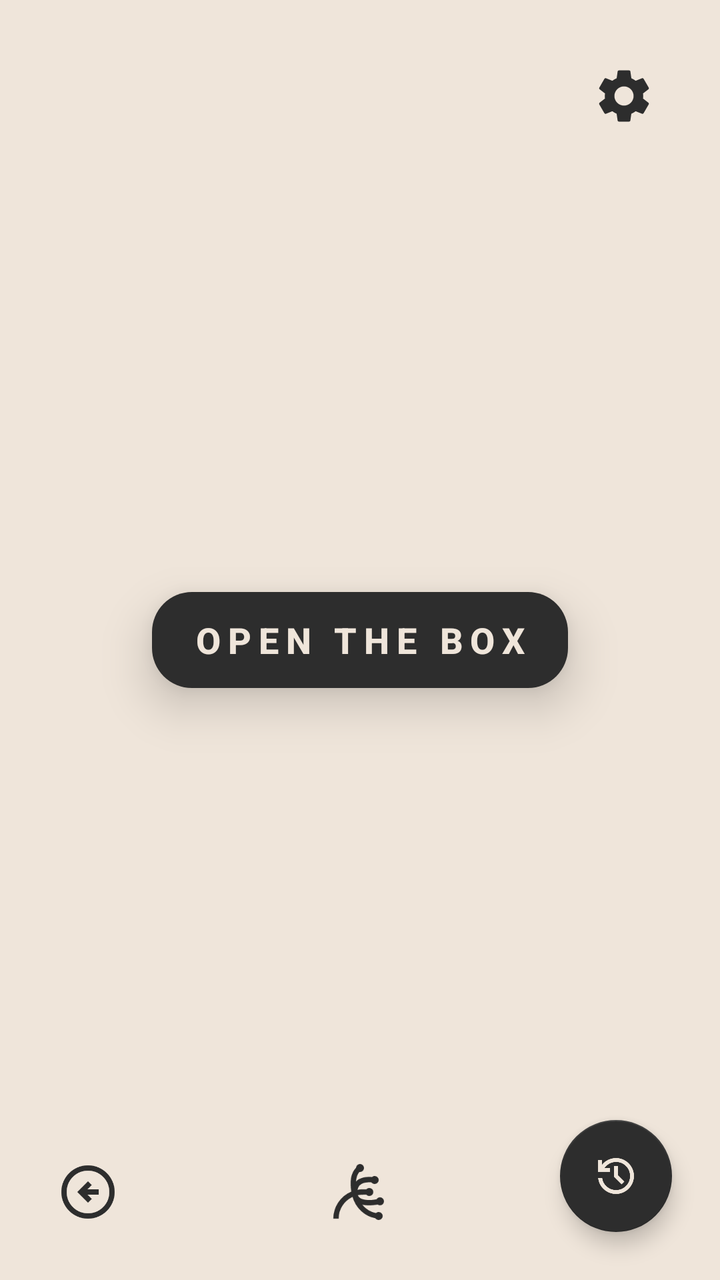
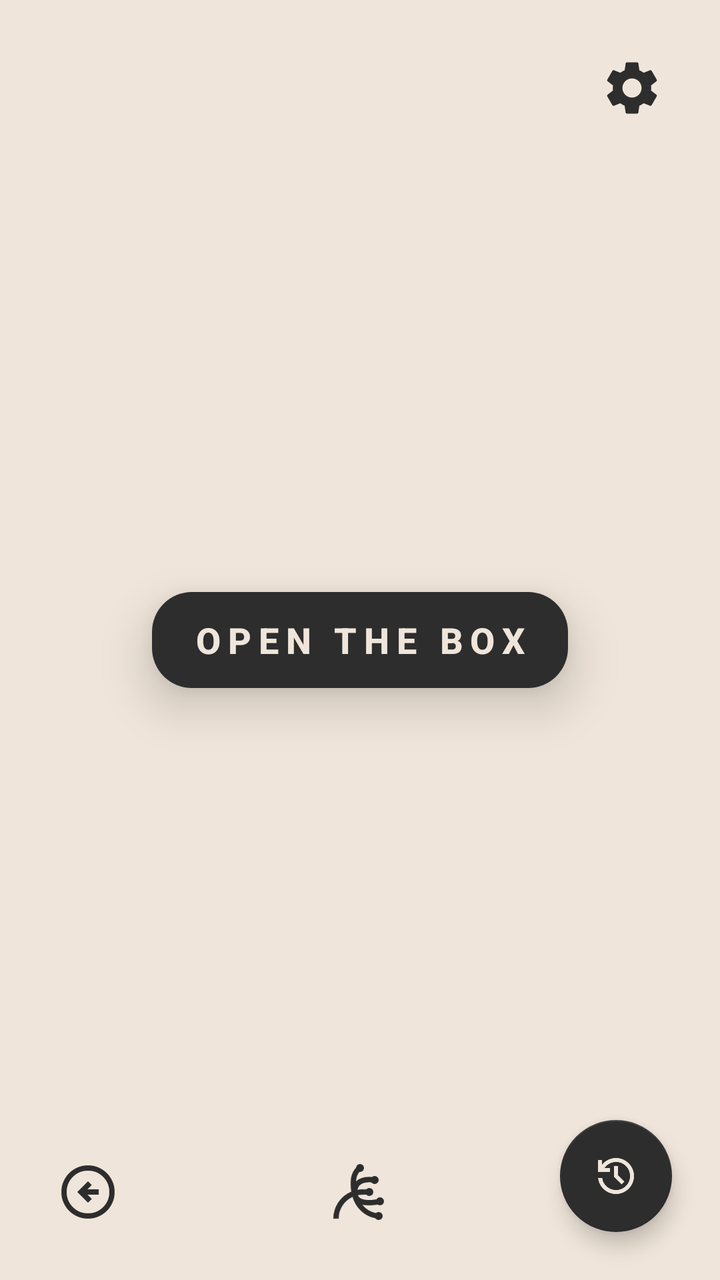

Screens rendered from an Android XML layout before and after an edit, with the pre-edit source and the edit as a unified diff.
<!-- AndroidManifest.xml: application theme Theme.PametniPaketnik -->
<!-- res/layout/activity_main.xml -->
<?xml version="1.0" encoding="utf-8"?>
<androidx.constraintlayout.widget.ConstraintLayout xmlns:android="http://schemas.android.com/apk/res/android"
    xmlns:app="http://schemas.android.com/apk/res-auto"
    xmlns:tools="http://schemas.android.com/tools"
    android:id="@+id/main"
    android:layout_width="match_parent"
    android:layout_height="match_parent"
    android:background="@color/background"
    tools:context=".MainActivity">

    <ImageButton
        android:id="@+id/buttonSettings"
        android:layout_width="48dp"
        android:layout_height="48dp"
        android:background="?attr/selectableItemBackgroundBorderless"
        android:contentDescription="@string/settings"
        android:padding="8dp"
        android:scaleType="fitCenter"
        android:src="@drawable/ic_settings"
        app:layout_constraintEnd_toEndOf="parent"
        app:layout_constraintTop_toTopOf="parent"
        app:tint="@color/history_text_primary"
        android:layout_marginEnd="24dp"
        android:layout_marginTop="24dp" />

    <Button
        android:id="@+id/buttonOpenBox"
        android:layout_width="wrap_content"
        android:layout_height="60dp"
        android:text="@string/open_the_box"
        android:textSize="18sp"
        android:letterSpacing="0.2"
        android:paddingHorizontal="20dp"
        android:textStyle="bold"
        android:textColor="@color/background"
        app:backgroundTint="@color/history_text_primary"
        app:cornerRadius="20dp"

        android:elevation="10dp"
        android:translationZ="4dp"
        android:stateListAnimator="@null"

        app:layout_constraintBottom_toBottomOf="parent"
        app:layout_constraintEnd_toEndOf="parent"
        app:layout_constraintStart_toStartOf="parent"
        app:layout_constraintTop_toTopOf="parent" />

    <com.google.android.material.floatingactionbutton.FloatingActionButton
        android:id="@+id/buttonHistory"
        android:layout_width="wrap_content"
        android:layout_height="wrap_content"
        android:layout_marginEnd="24dp"
        android:layout_marginBottom="24dp"
        android:src="@drawable/history"
        app:tint="@color/background"
        app:backgroundTint="@color/history_text_primary"
        app:layout_constraintBottom_toBottomOf="parent"
        app:layout_constraintEnd_toEndOf="parent"
        app:fabSize="normal" />

    <ImageButton
        android:id="@+id/btnHome"
        android:layout_width="56dp"
        android:layout_height="56dp"
        android:layout_marginBottom="16dp"
        android:background="?attr/selectableItemBackgroundBorderless"
        android:contentDescription="@string/domov"
        android:padding="12dp"
        android:scaleType="fitCenter"
        android:src="@drawable/ic_home_black"
        app:layout_constraintBottom_toBottomOf="parent"
        app:layout_constraintStart_toStartOf="parent"
        app:layout_constraintEnd_toEndOf="parent"
        app:tint="@color/history_text_primary" />
    <ImageButton
        android:id="@+id/btnBack"
        android:layout_width="56dp"
        android:layout_height="56dp"
        android:layout_marginStart="16dp"
        android:layout_marginBottom="16dp"
        android:background="?attr/selectableItemBackgroundBorderless"
        android:contentDescription="@string/nazaj"
        android:padding="12dp"
        android:scaleType="fitCenter"
        android:src="@drawable/ic_back_black"
        app:layout_constraintBottom_toBottomOf="parent"
        app:layout_constraintStart_toStartOf="parent"
        app:tint="@color/history_text_primary" />

</androidx.constraintlayout.widget.ConstraintLayout>
<!-- resources referenced by this layout -->
<resources>
  <color name="background">#EFE5DA</color>
  <color name="history_text_primary">#2D2D2D</color>
  <!-- drawable history (drawable) -->
  <vector xmlns:android="http://schemas.android.com/apk/res/android"
      android:width="40dp"
      android:height="40dp"
      android:viewportWidth="960"
      android:viewportHeight="960">
    <path
        android:pathData="M480,840q-138,0 -240.5,-91.5T122,520h82q14,104 92.5,172T480,760q117,0 198.5,-81.5T760,480q0,-117 -81.5,-198.5T480,200q-69,0 -129,32t-101,88h110v80L120,400v-240h80v94q51,-64 124.5,-99T480,120q75,0 140.5,28.5t114,77q48.5,48.5 77,114T840,480q0,75 -28.5,140.5t-77,114q-48.5,48.5 -114,77T480,840ZM592,648L440,496v-216h80v184l128,128 -56,56Z"
        android:fillColor="#1f1f1f"/>
  </vector>
  <!-- drawable ic_back_black (drawable) -->
  <vector xmlns:android="http://schemas.android.com/apk/res/android" android:autoMirrored="true" android:height="24dp" android:tint="#000000" android:viewportHeight="960" android:viewportWidth="960" android:width="24dp">
        
      <path android:fillColor="@android:color/white" android:pathData="M480,640L536,584L472,520L640,520L640,440L472,440L536,376L480,320L320,480L480,640ZM480,880Q397,880 324,848.5Q251,817 197,763Q143,709 111.5,636Q80,563 80,480Q80,397 111.5,324Q143,251 197,197Q251,143 324,111.5Q397,80 480,80Q563,80 636,111.5Q709,143 763,197Q817,251 848.5,324Q880,397 880,480Q880,563 848.5,636Q817,709 763,763Q709,817 636,848.5Q563,880 480,880ZM480,800Q614,800 707,707Q800,614 800,480Q800,346 707,253Q614,160 480,160Q346,160 253,253Q160,346 160,480Q160,614 253,707Q346,800 480,800ZM480,480Q480,480 480,480Q480,480 480,480Q480,480 480,480Q480,480 480,480Q480,480 480,480Q480,480 480,480Q480,480 480,480Q480,480 480,480Z"/>
      
  </vector>
  <!-- drawable ic_settings (drawable) -->
  <vector xmlns:android="http://schemas.android.com/apk/res/android" android:height="24dp" android:tint="#000000" android:viewportHeight="24" android:viewportWidth="24" android:width="24dp">
        
      <path android:fillColor="@android:color/white" android:pathData="M19.14,12.94c0.04,-0.3 0.06,-0.61 0.06,-0.94c0,-0.32 -0.02,-0.64 -0.07,-0.94l2.03,-1.58c0.18,-0.14 0.23,-0.41 0.12,-0.61l-1.92,-3.32c-0.12,-0.22 -0.37,-0.29 -0.59,-0.22l-2.39,0.96c-0.5,-0.38 -1.03,-0.7 -1.62,-0.94L14.4,2.81c-0.04,-0.24 -0.24,-0.41 -0.48,-0.41h-3.84c-0.24,0 -0.43,0.17 -0.47,0.41L9.25,5.35C8.66,5.59 8.12,5.92 7.63,6.29L5.24,5.33c-0.22,-0.08 -0.47,0 -0.59,0.22L2.74,8.87C2.62,9.08 2.66,9.34 2.86,9.48l2.03,1.58C4.84,11.36 4.8,11.69 4.8,12s0.02,0.64 0.07,0.94l-2.03,1.58c-0.18,0.14 -0.23,0.41 -0.12,0.61l1.92,3.32c0.12,0.22 0.37,0.29 0.59,0.22l2.39,-0.96c0.5,0.38 1.03,0.7 1.62,0.94l0.36,2.54c0.05,0.24 0.24,0.41 0.48,0.41h3.84c0.24,0 0.44,-0.17 0.47,-0.41l0.36,-2.54c0.59,-0.24 1.13,-0.56 1.62,-0.94l2.39,0.96c0.22,0.08 0.47,0 0.59,-0.22l1.92,-3.32c0.12,-0.22 0.07,-0.47 -0.12,-0.61L19.14,12.94zM12,15.6c-1.98,0 -3.6,-1.62 -3.6,-3.6s1.62,-3.6 3.6,-3.6s3.6,1.62 3.6,3.6S13.98,15.6 12,15.6z"/>
      
  </vector>
  <string name="domov">Domov</string>
  <string name="nazaj">Nazaj</string>
  <string name="open_the_box">OPEN THE BOX</string>
  <string name="settings">Nastavitve</string>
  <style name="Theme.PametniPaketnik" parent="Base.Theme.PametniPaketnik" />
  <style name="Base.Theme.PametniPaketnik" parent="Theme.MaterialComponents.Light.NoActionBar">
          <item name="colorPrimary">@color/history_text_primary</item>
          <item name="android:statusBarColor">@color/background</item>
          <item name="android:windowLightStatusBar">true</item> </style>
  <!-- unchanged entries left out for length: 1 -->
</resources>

<!-- the commit's change to res/layout/activity_main.xml (unified diff, before → after) -->
@@ -20,8 +20,8 @@
         app:layout_constraintEnd_toEndOf="parent"
         app:layout_constraintTop_toTopOf="parent"
         app:tint="@color/history_text_primary"
-        android:layout_marginEnd="24dp"
-        android:layout_marginTop="24dp" />
+        android:layout_marginEnd="20dp"
+        android:layout_marginTop="20dp" />
 
     <Button
         android:id="@+id/buttonOpenBox"
